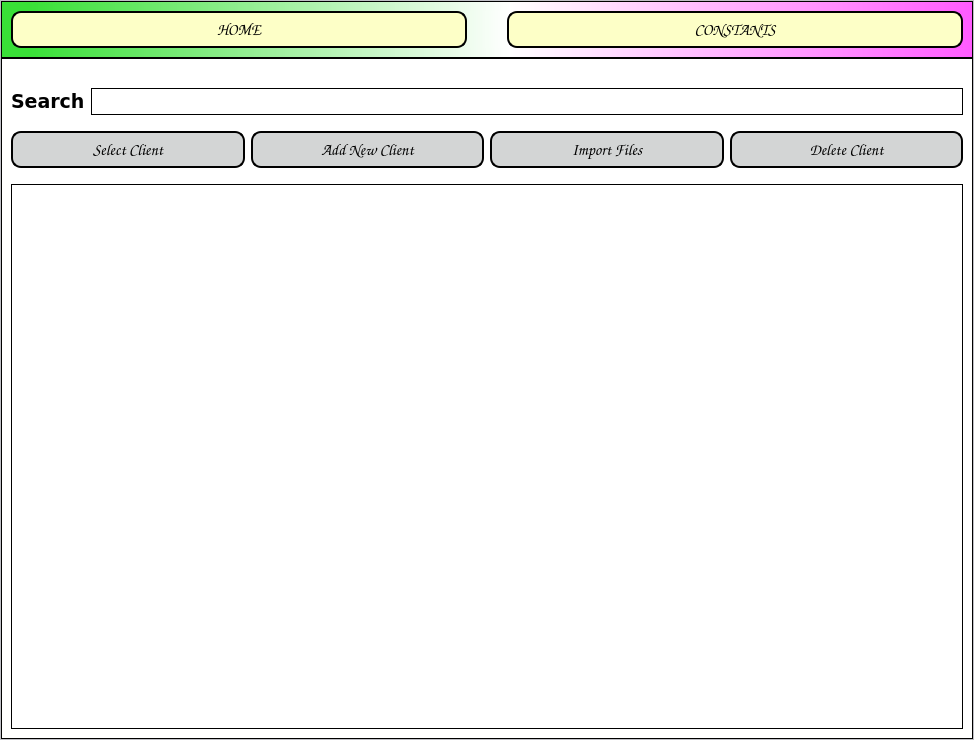
This is app/gui/resources/main_window.ui in JasonLaux/DC-Boxjelly as Qt 5 draws it before an edit. The edited form follows.
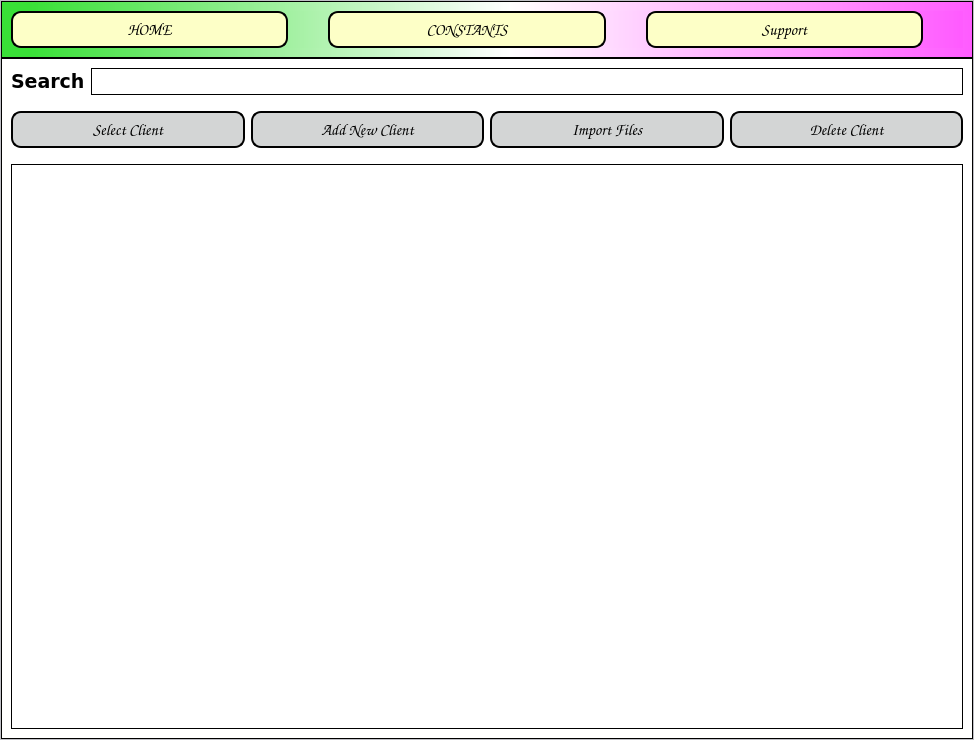
This is the edited form.

Commit message: Added support button to open operation manual

Patch:
```diff
--- a/app/gui/resources/main_window.ui
+++ b/app/gui/resources/main_window.ui
@@ -421,7 +421,7 @@
               </widget>
              </item>
              <item>
-              <spacer name="horizontalSpacer_4">
+              <spacer name="horizontalSpacer_5">
                <property name="orientation">
                 <enum>Qt::Horizontal</enum>
                </property>
@@ -474,6 +474,82 @@
                </property>
               </widget>
              </item>
+             <item>
+              <spacer name="horizontalSpacer_6">
+               <property name="orientation">
+                <enum>Qt::Horizontal</enum>
+               </property>
+               <property name="sizeType">
+                <enum>QSizePolicy::Fixed</enum>
+               </property>
+               <property name="sizeHint" stdset="0">
+                <size>
+                 <width>40</width>
+                 <height>20</height>
+                </size>
+               </property>
+              </spacer>
+             </item>
+             <item>
+              <widget class="QPushButton" name="homeButton_2">
+               <property name="maximumSize">
+                <size>
+                 <width>16777215</width>
+                 <height>16777215</height>
+                </size>
+               </property>
+               <property name="font">
+                <font>
+                 <family>Comic Sans MS</family>
+                 <pointsize>-1</pointsize>
+                 <weight>75</weight>
+                 <italic>false</italic>
+                 <bold>true</bold>
+                </font>
+               </property>
+               <property name="styleSheet">
+                <string notr="true">QPushButton{
+background-color: rgb(253, 255, 199);
+color:black;
+border-style:outset;
+border-width:2px;
+border-radius:10px;
+border-color: black;
+font:bold 16px;
+padding: 6;
+}
+
+QPushButton:hover{
+background-color: rgb(83, 82, 82);
+color: white;
+}
+
+QPushButton:pressed{
+background-color: white;
+}
+</string>
+               </property>
+               <property name="text">
+                <string>Support</string>
+               </property>
+              </widget>
+             </item>
+             <item>
+              <spacer name="horizontalSpacer_4">
+               <property name="orientation">
+                <enum>Qt::Horizontal</enum>
+               </property>
+               <property name="sizeType">
+                <enum>QSizePolicy::Fixed</enum>
+               </property>
+               <property name="sizeHint" stdset="0">
+                <size>
+                 <width>40</width>
+                 <height>20</height>
+                </size>
+               </property>
+              </spacer>
+             </item>
             </layout>
            </widget>
           </item>
@@ -530,19 +606,6 @@
               </font>
              </property>
              <layout class="QVBoxLayout" name="verticalLayout_5">
-              <item>
-               <spacer name="horizontalSpacer_3">
-                <property name="orientation">
-                 <enum>Qt::Horizontal</enum>
-                </property>
-                <property name="sizeHint" stdset="0">
-                 <size>
-                  <width>40</width>
-                  <height>20</height>
-                 </size>
-                </property>
-               </spacer>
-              </item>
               <item>
                <layout class="QHBoxLayout" name="horizontalLayout_13">
                 <item>
```
